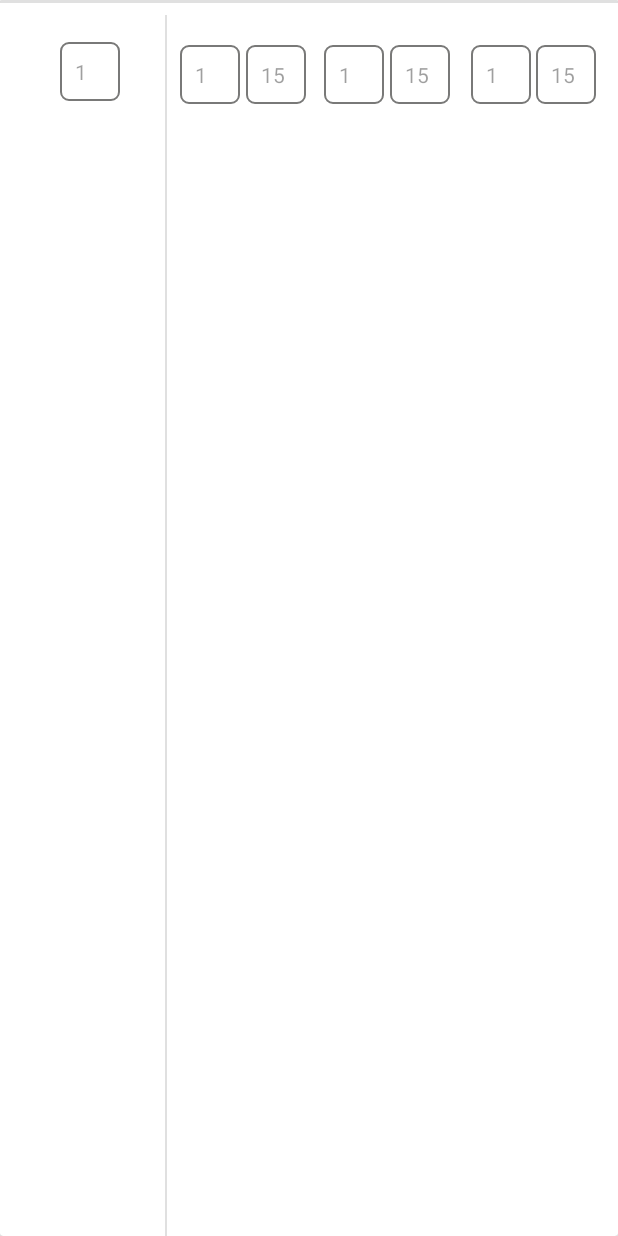
After one commit to Montaigne-ensaios/montaigne_app, an Android app: the layout adapter_furo.xml on its own in the app's theme, with its tools: preview values and no code run, on a phone screen of 412 x 824 dp. The commit adds this screen. Run offline under Robolectric (Android 15) with nearby library versions, the phone set to English and light mode, and no system bars.

Commit message:
Criado adpter furo onde estão as amostras

```diff
--- /dev/null
+++ b/app/src/main/res/layout/adapter_furo.xml
@@ -0,0 +1,111 @@
+<?xml version="1.0" encoding="utf-8"?>
+<androidx.cardview.widget.CardView xmlns:android="http://schemas.android.com/apk/res/android"
+    android:layout_width="match_parent"
+    android:layout_height="match_parent">
+
+    <RelativeLayout
+        android:layout_width="match_parent"
+        android:layout_height="match_parent">
+
+        <View
+            android:id="@+id/dividerHorizontal"
+            android:layout_width="match_parent"
+            android:layout_height="2dp"
+            android:layout_margintop="40dp"
+            android:background="?android:attr/listDivider" />
+
+        <EditText
+            android:id="@+id/editTextGolpe1"
+            android:layout_width="40dp"
+            android:layout_height="wrap_content"
+            android:layout_below="@+id/dividerHorizontal"
+            android:layout_alignStart="@+id/dividerSpt"
+            android:layout_marginStart="10dp"
+            android:layout_marginTop="28dp"
+            android:ems="10"
+            android:hint="1"
+            android:inputType="number" />
+
+        <EditText
+            android:id="@+id/editTextPenetracao1"
+            android:layout_width="40dp"
+            android:layout_height="wrap_content"
+            android:layout_below="@+id/dividerHorizontal"
+            android:layout_alignStart="@+id/editTextGolpe1"
+            android:layout_marginStart="44dp"
+            android:layout_marginTop="28dp"
+            android:ems="10"
+            android:hint="15"
+            android:inputType="number" />
+
+        <EditText
+            android:id="@+id/editTextGolpe2"
+            android:layout_width="40dp"
+            android:layout_height="wrap_content"
+            android:layout_below="@+id/dividerHorizontal"
+            android:layout_alignStart="@+id/editTextGolpe1"
+            android:layout_marginStart="96dp"
+            android:layout_marginTop="28dp"
+            android:ems="10"
+            android:hint="1"
+            android:inputType="number" />
+
+        <EditText
+            android:id="@+id/editTextPenetracao2"
+            android:layout_width="40dp"
+            android:layout_height="wrap_content"
+            android:layout_below="@+id/dividerHorizontal"
+            android:layout_alignStart="@+id/editTextGolpe1"
+            android:layout_marginStart="140dp"
+            android:layout_marginTop="28dp"
+            android:ems="10"
+            android:hint="15"
+            android:inputType="number" />
+
+        <EditText
+            android:id="@+id/editTextGolpe3"
+            android:layout_width="40dp"
+            android:layout_height="wrap_content"
+            android:layout_below="@+id/dividerHorizontal"
+            android:layout_alignStart="@+id/editTextGolpe1"
+            android:layout_marginStart="194dp"
+            android:layout_marginTop="28dp"
+            android:ems="10"
+            android:hint="1"
+            android:inputType="number" />
+
+        <EditText
+            android:id="@+id/editTextPenetracao3"
+            android:layout_width="40dp"
+            android:layout_height="wrap_content"
+            android:layout_below="@+id/dividerHorizontal"
+            android:layout_alignStart="@+id/editTextGolpe1"
+            android:layout_marginStart="237dp"
+            android:layout_marginTop="28dp"
+            android:ems="10"
+            android:hint="15"
+            android:inputType="number" />
+
+        <EditText
+            android:id="@+id/editTextProfundidade1"
+            android:layout_width="40dp"
+            android:layout_height="wrap_content"
+            android:layout_marginStart="10dp"
+            android:layout_marginTop="28dp"
+            android:layout_marginEnd="-80dp"
+            android:layout_toStartOf="@+id/dividerSpt"
+            android:ems="10"
+            android:hint="1"
+            android:inputType="number" />
+
+        <View
+            android:id="@+id/dividerSpt"
+            android:layout_width="1dp"
+            android:layout_height="match_parent"
+            android:layout_marginStart="110dp"
+            android:layout_marginTop="10dp"
+            android:background="?android:attr/listDivider" />
+
+    </RelativeLayout>
+
+</androidx.cardview.widget.CardView>
--- a/app/src/main/res/layout/adapter_home_projetos.xml
+++ b/app/src/main/res/layout/adapter_home_projetos.xml
@@ -15,9 +15,12 @@
 
         <ImageView
             android:id="@+id/imageLogoProject"
-            android:layout_margin="5dp"
             android:layout_width="100dp"
             android:layout_height="100dp"
+            android:layout_marginStart="5dp"
+            android:layout_marginTop="5dp"
+            android:layout_marginEnd="5dp"
+            android:layout_marginBottom="5dp"
             android:src="@drawable/ic_technician" />
 
         <TextView
--- a/app/src/main/res/layout/fragment_furo.xml
+++ b/app/src/main/res/layout/fragment_furo.xml
@@ -10,7 +10,8 @@
         android:layout_width="wrap_content"
         android:layout_height="wrap_content"
         android:layout_marginTop="24dp"
-        android:text="Substituir Nome do Furo"
+        android:text="Substituir Nome do Furo "
+        android:textSize="16sp"
         app:layout_constraintEnd_toEndOf="parent"
         app:layout_constraintStart_toStartOf="parent"
         app:layout_constraintTop_toTopOf="parent" />
@@ -28,7 +29,6 @@
         android:layout_width="wrap_content"
         android:layout_height="wrap_content"
         android:layout_marginTop="10dp"
-        android:text="Os dados apresentados podem ser editados"
         android:textColor="#FF0101"
         app:layout_constraintEnd_toEndOf="@+id/textAmostra"
         app:layout_constraintStart_toStartOf="@+id/textAmostra"
```
